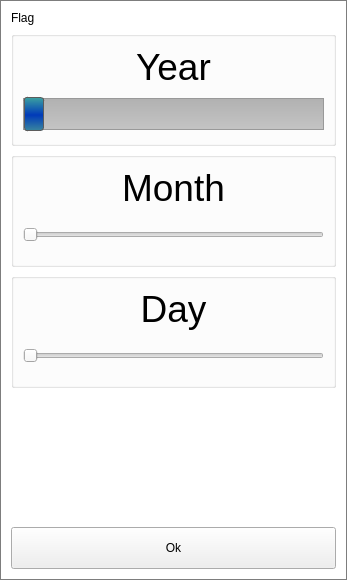
Old version of the form src/DateSelector.ui in the repository ic005k/Knot-Legacy.
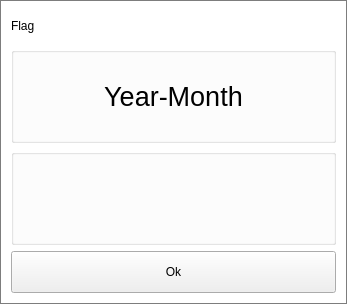
New version of the form.

Diff of the .ui file:
```diff
--- a/src/DateSelector.ui
+++ b/src/DateSelector.ui
@@ -7,7 +7,7 @@
     <x>0</x>
     <y>0</y>
     <width>347</width>
-    <height>580</height>
+    <height>304</height>
    </rect>
   </property>
   <property name="windowTitle">
@@ -21,7 +21,48 @@
 }</string>
   </property>
   <layout class="QGridLayout" name="gridLayout">
-   <item row="5" column="0">
+   <item row="0" column="0">
+    <widget class="QLabel" name="lblFlag">
+     <property name="sizePolicy">
+      <sizepolicy hsizetype="Preferred" vsizetype="Fixed">
+       <horstretch>0</horstretch>
+       <verstretch>0</verstretch>
+      </sizepolicy>
+     </property>
+     <property name="maximumSize">
+      <size>
+       <width>16777215</width>
+       <height>30</height>
+      </size>
+     </property>
+     <property name="text">
+      <string>Flag</string>
+     </property>
+    </widget>
+   </item>
+   <item row="2" column="0">
+    <widget class="QGroupBox" name="gboxMonth">
+     <property name="maximumSize">
+      <size>
+       <width>16777215</width>
+       <height>300</height>
+      </size>
+     </property>
+     <property name="font">
+      <font>
+       <pointsize>30</pointsize>
+      </font>
+     </property>
+     <property name="title">
+      <string/>
+     </property>
+     <property name="alignment">
+      <set>Qt::AlignCenter</set>
+     </property>
+     <layout class="QGridLayout" name="gridLayout_3"/>
+    </widget>
+   </item>
+   <item row="3" column="0">
     <widget class="QToolButton" name="btnOk">
      <property name="sizePolicy">
       <sizepolicy hsizetype="Preferred" vsizetype="Fixed">
@@ -40,88 +81,6 @@
      </property>
     </widget>
    </item>
-   <item row="3" column="0">
-    <widget class="QGroupBox" name="gboxDay">
-     <property name="maximumSize">
-      <size>
-       <width>16777215</width>
-       <height>300</height>
-      </size>
-     </property>
-     <property name="font">
-      <font>
-       <pointsize>30</pointsize>
-      </font>
-     </property>
-     <property name="title">
-      <string/>
-     </property>
-     <property name="alignment">
-      <set>Qt::AlignCenter</set>
-     </property>
-     <layout class="QGridLayout" name="gridLayout_4">
-      <item row="0" column="0">
-       <widget class="QLabel" name="lblDay">
-        <property name="font">
-         <font>
-          <pointsize>28</pointsize>
-         </font>
-        </property>
-        <property name="text">
-         <string>Day</string>
-        </property>
-        <property name="alignment">
-         <set>Qt::AlignCenter</set>
-        </property>
-       </widget>
-      </item>
-      <item row="1" column="0">
-       <widget class="QSlider" name="sliderDay">
-        <property name="minimumSize">
-         <size>
-          <width>0</width>
-          <height>40</height>
-         </size>
-        </property>
-        <property name="minimum">
-         <number>1</number>
-        </property>
-        <property name="maximum">
-         <number>31</number>
-        </property>
-        <property name="pageStep">
-         <number>1</number>
-        </property>
-        <property name="value">
-         <number>1</number>
-        </property>
-        <property name="orientation">
-         <enum>Qt::Horizontal</enum>
-        </property>
-       </widget>
-      </item>
-     </layout>
-    </widget>
-   </item>
-   <item row="0" column="0">
-    <widget class="QLabel" name="lblFlag">
-     <property name="sizePolicy">
-      <sizepolicy hsizetype="Preferred" vsizetype="Fixed">
-       <horstretch>0</horstretch>
-       <verstretch>0</verstretch>
-      </sizepolicy>
-     </property>
-     <property name="maximumSize">
-      <size>
-       <width>16777215</width>
-       <height>30</height>
-      </size>
-     </property>
-     <property name="text">
-      <string>Flag</string>
-     </property>
-    </widget>
-   </item>
    <item row="1" column="0">
     <widget class="QGroupBox" name="gboxYear">
      <property name="maximumSize">
@@ -146,131 +105,14 @@
        <widget class="QLabel" name="lblYear">
         <property name="font">
          <font>
-          <pointsize>28</pointsize>
+          <pointsize>20</pointsize>
          </font>
         </property>
         <property name="text">
-         <string>Year</string>
+         <string>Year-Month</string>
         </property>
         <property name="alignment">
          <set>Qt::AlignCenter</set>
-        </property>
-       </widget>
-      </item>
-      <item row="1" column="0">
-       <widget class="QSlider" name="sliderYear">
-        <property name="minimumSize">
-         <size>
-          <width>0</width>
-          <height>40</height>
-         </size>
-        </property>
-        <property name="styleSheet">
-         <string notr="true">QSlider::groove:horizontal {
-    border: 1px solid #999999;
-    height: 30px; /* the groove expands to the size of the slider by default. by giving it a height, it has a fixed size */
-    background: qlineargradient(x1:0, y1:0, x2:0, y2:1, stop:0 #B1B1B1, stop:1 #c4c4c4);
-    margin: 2px 0;
-}
-
-QSlider::handle:horizontal {
-	background: qlineargradient(spread:pad, x1:0, y1:0, x2:0, y2:1, stop:0 rgba(60, 162, 160, 255), stop:0.531579 rgba(0, 58, 185, 255), stop:0.973684 rgba(54, 129, 160, 255));
-    border: 1px solid #5c5c5c;
-    width: 18px;
-    margin: -2px 0; /* handle is placed by default on the contents rect of the groove. Expand outside the groove */
-    border-radius: 3px;
-}</string>
-        </property>
-        <property name="minimum">
-         <number>2022</number>
-        </property>
-        <property name="maximum">
-         <number>2025</number>
-        </property>
-        <property name="pageStep">
-         <number>1</number>
-        </property>
-        <property name="value">
-         <number>2022</number>
-        </property>
-        <property name="orientation">
-         <enum>Qt::Horizontal</enum>
-        </property>
-       </widget>
-      </item>
-     </layout>
-    </widget>
-   </item>
-   <item row="4" column="0">
-    <spacer name="verticalSpacer">
-     <property name="orientation">
-      <enum>Qt::Vertical</enum>
-     </property>
-     <property name="sizeHint" stdset="0">
-      <size>
-       <width>20</width>
-       <height>40</height>
-      </size>
-     </property>
-    </spacer>
-   </item>
-   <item row="2" column="0">
-    <widget class="QGroupBox" name="gboxMonth">
-     <property name="maximumSize">
-      <size>
-       <width>16777215</width>
-       <height>300</height>
-      </size>
-     </property>
-     <property name="font">
-      <font>
-       <pointsize>30</pointsize>
-      </font>
-     </property>
-     <property name="title">
-      <string/>
-     </property>
-     <property name="alignment">
-      <set>Qt::AlignCenter</set>
-     </property>
-     <layout class="QGridLayout" name="gridLayout_3">
-      <item row="0" column="0">
-       <widget class="QLabel" name="lblMonth">
-        <property name="font">
-         <font>
-          <pointsize>28</pointsize>
-         </font>
-        </property>
-        <property name="text">
-         <string>Month</string>
-        </property>
-        <property name="alignment">
-         <set>Qt::AlignCenter</set>
-        </property>
-       </widget>
-      </item>
-      <item row="1" column="0">
-       <widget class="QSlider" name="sliderMonth">
-        <property name="minimumSize">
-         <size>
-          <width>0</width>
-          <height>40</height>
-         </size>
-        </property>
-        <property name="minimum">
-         <number>1</number>
-        </property>
-        <property name="maximum">
-         <number>13</number>
-        </property>
-        <property name="pageStep">
-         <number>1</number>
-        </property>
-        <property name="value">
-         <number>1</number>
-        </property>
-        <property name="orientation">
-         <enum>Qt::Horizontal</enum>
         </property>
        </widget>
       </item>
```
